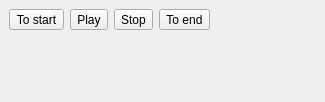
The window that studio/playback_dock.ui (caryoscelus/rainynite-studio) describes before a commit, drawn with Qt 5.
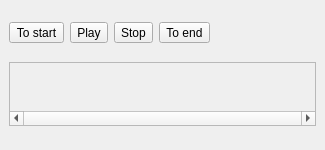
The same window after the commit. Icons and pictures are not drawn. Custom widgets are drawn as their Qt base class.

Commit message: PlaybackDock: add scroll

What changed in the file:
```diff
--- a/studio/playback_dock.ui
+++ b/studio/playback_dock.ui
@@ -7,7 +7,7 @@
     <x>0</x>
     <y>0</y>
     <width>325</width>
-    <height>102</height>
+    <height>150</height>
    </rect>
   </property>
   <property name="windowTitle">
@@ -80,7 +80,47 @@
      </layout>
     </item>
     <item>
-     <widget class="studio::TimelineView" name="timeline" native="true"/>
+     <widget class="QScrollArea" name="scrollArea">
+      <property name="sizePolicy">
+       <sizepolicy hsizetype="Expanding" vsizetype="Minimum">
+        <horstretch>0</horstretch>
+        <verstretch>0</verstretch>
+       </sizepolicy>
+      </property>
+      <property name="maximumSize">
+       <size>
+        <width>16777215</width>
+        <height>64</height>
+       </size>
+      </property>
+      <property name="verticalScrollBarPolicy">
+       <enum>Qt::ScrollBarAlwaysOff</enum>
+      </property>
+      <property name="horizontalScrollBarPolicy">
+       <enum>Qt::ScrollBarAlwaysOn</enum>
+      </property>
+      <property name="sizeAdjustPolicy">
+       <enum>QAbstractScrollArea::AdjustToContents</enum>
+      </property>
+      <property name="widgetResizable">
+       <bool>true</bool>
+      </property>
+      <widget class="QWidget" name="scrollAreaWidgetContents">
+       <property name="geometry">
+        <rect>
+         <x>0</x>
+         <y>0</y>
+         <width>305</width>
+         <height>40</height>
+        </rect>
+       </property>
+       <layout class="QHBoxLayout" name="horizontalLayout">
+        <item>
+         <widget class="studio::TimelineView" name="timeline" native="true"/>
+        </item>
+       </layout>
+      </widget>
+     </widget>
     </item>
    </layout>
   </widget>
```
